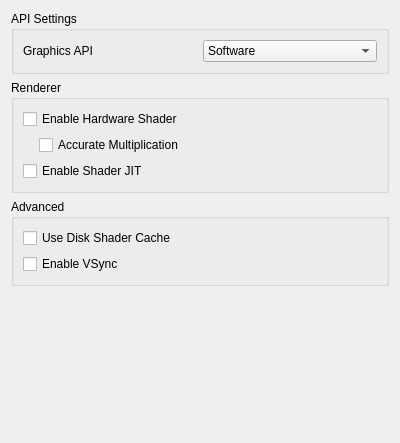
Before: the Qt Designer form src/citra_qt/configuration/configure_graphics.ui in luc-git/citra, drawn with Qt 5.
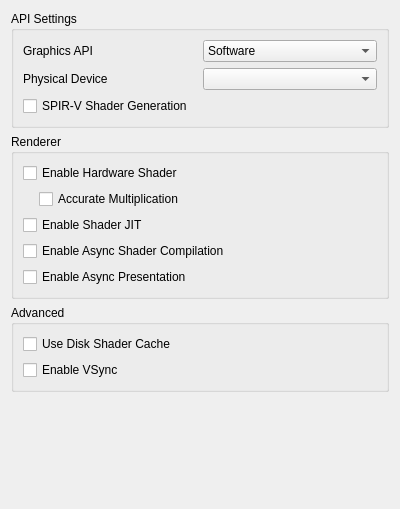
After: the same form once the commit is applied.

The edit to the form file:
```diff
--- a/src/citra_qt/configuration/configure_graphics.ui
+++ b/src/citra_qt/configuration/configure_graphics.ui
@@ -7,7 +7,7 @@
     <x>0</x>
     <y>0</y>
     <width>400</width>
-    <height>443</height>
+    <height>509</height>
    </rect>
   </property>
   <property name="minimumSize">
@@ -70,6 +70,41 @@
         </layout>
        </widget>
       </item>
+      <item>
+       <widget class="QWidget" name="physical_device_group" native="true">
+        <layout class="QHBoxLayout" name="physical_device_group_2">
+         <property name="leftMargin">
+          <number>0</number>
+         </property>
+         <property name="topMargin">
+          <number>0</number>
+         </property>
+         <property name="rightMargin">
+          <number>0</number>
+         </property>
+         <property name="bottomMargin">
+          <number>0</number>
+         </property>
+         <item>
+          <widget class="QLabel" name="physical_device_label">
+           <property name="text">
+            <string>Physical Device</string>
+           </property>
+          </widget>
+         </item>
+         <item>
+          <widget class="QComboBox" name="physical_device_combo"/>
+         </item>
+        </layout>
+       </widget>
+      </item>
+      <item>
+       <widget class="QCheckBox" name="spirv_shader_gen">
+        <property name="text">
+         <string>SPIR-V Shader Generation</string>
+        </property>
+       </widget>
+      </item>
      </layout>
     </widget>
    </item>
@@ -145,6 +180,26 @@
         </property>
        </widget>
       </item>
+      <item>
+       <widget class="QCheckBox" name="toggle_async_shaders">
+        <property name="toolTip">
+         <string>&lt;html&gt;&lt;head/&gt;&lt;body&gt;&lt;p&gt;Compile shaders using background threads to avoid shader compilation stutter. Expect temporary graphical glitches&lt;/p&gt;&lt;/body&gt;&lt;/html&gt;</string>
+        </property>
+        <property name="text">
+         <string>Enable Async Shader Compilation</string>
+        </property>
+       </widget>
+      </item>
+      <item>
+       <widget class="QCheckBox" name="toggle_async_present">
+        <property name="toolTip">
+         <string>&lt;html&gt;&lt;head/&gt;&lt;body&gt;&lt;p&gt;Perform presentation on separate threads. Improves performance when using Vulkan in most games.&lt;/p&gt;&lt;/body&gt;&lt;/html&gt;</string>
+        </property>
+        <property name="text">
+         <string>Enable Async Presentation</string>
+        </property>
+       </widget>
+      </item>
      </layout>
     </widget>
    </item>
```
Left out of the diff: 2 changed lines with no effect on the pictures.
